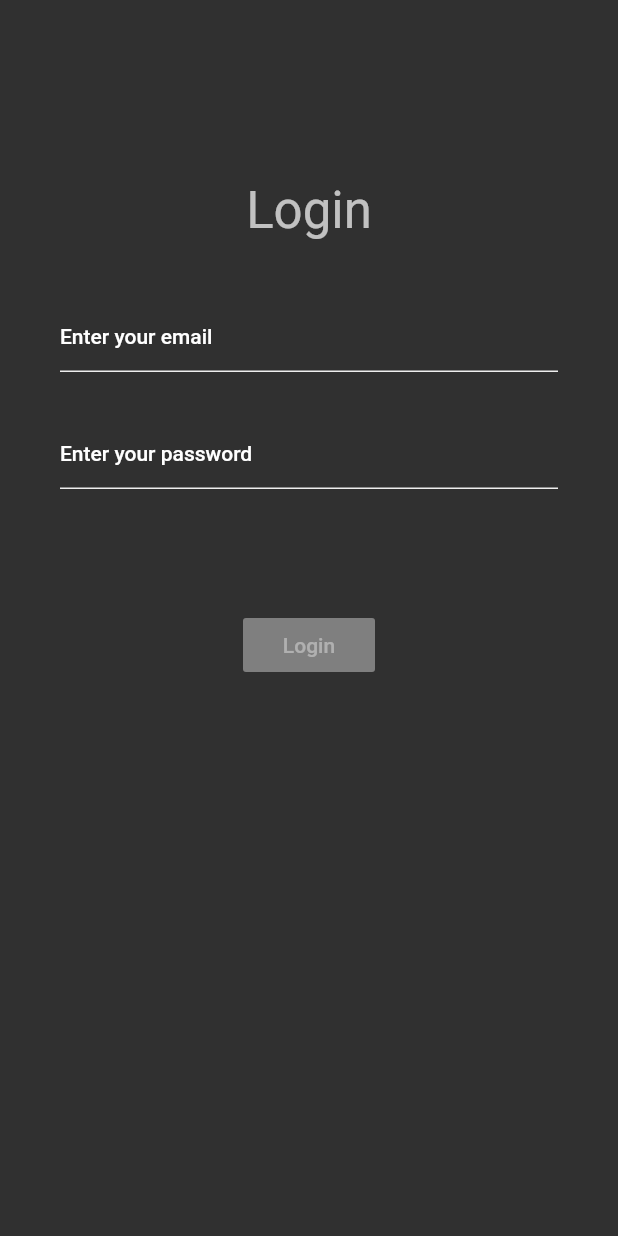
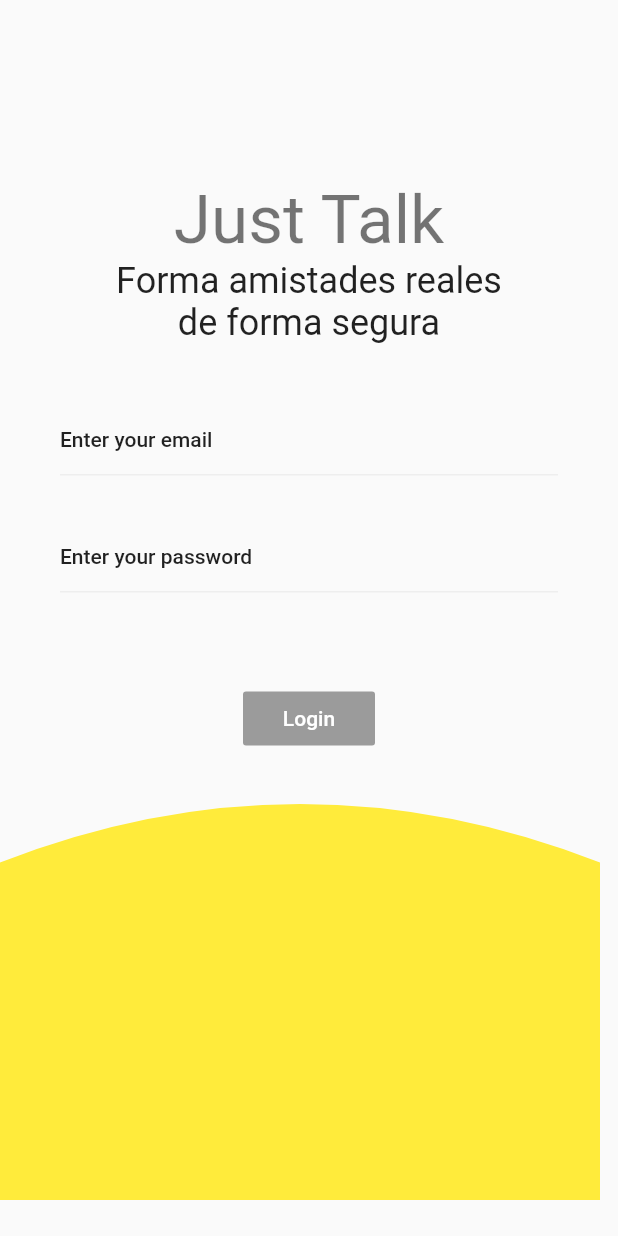
Before and after one commit to just-talk-team/app, a Flutter app: the Login screen opened by its route, on a phone screen of 412 x 824 dp. Run offline on Flutter 3.47's test engine with Material 2 defaults, Android fonts, the phone set to English and light mode, and no system bars; our stand-ins replace equatable, flutter_bloc, formz; accounts and stored records are empty.

Commit message:
Login layout

```diff
--- a/lib/app.dart
+++ b/lib/app.dart
@@ -64,9 +64,8 @@ class _AppViewState extends State<AppView> {
         );
       },
       theme: ThemeData(
-          primaryColor: Colors.black,
-          accentColor: Colors.grey[900],
-          brightness: Brightness.dark,
+          primaryColor: Colors.white,
+          accentColor: Colors.black,
           visualDensity: VisualDensity.adaptivePlatformDensity,
           buttonColor: Colors.black),
     );
--- a/lib/layouts/login.dart
+++ b/lib/layouts/login.dart
@@ -5,15 +5,31 @@ import 'package:flutter_bloc/flutter_bloc.dart';
 import 'package:just_talk/bloc/login/login_cubit.dart';
 import 'package:just_talk/services/authentication_service.dart';
 import 'package:formz/formz.dart';
+import 'package:just_talk/widgets/half_circle_clipper.dart';
 
 class Login extends StatelessWidget {
   @override
   Widget build(BuildContext context) {
     return Scaffold(
         resizeToAvoidBottomInset: false,
-        body: SafeArea(
-          child: Container(
-              padding: EdgeInsets.symmetric(vertical: 120.0, horizontal: 40.0),
+        body: Stack(
+          //alignment: WrapAlignment.center,
+          children: [
+            Positioned(
+              top: 500.0,
+              child: ClipPath(
+                clipper: CustomHalfCircleClipper(),
+                child: new Container(
+                  height: 300,
+                  width: 400,
+                  decoration: new BoxDecoration(
+                    color: Colors.yellow,
+                  ),
+                ),
+              ),
+            ),
+            Container(
+                padding: EdgeInsets.fromLTRB(40.0, 120.0, 40.0, 0.0),
                 alignment: Alignment.center,
                 child: BlocProvider(
                   create: (context) {
@@ -24,6 +40,7 @@ class Login extends StatelessWidget {
                   },
                   child: LoginForm(),
                 )),
+          ],
         ));
   }
 }
@@ -44,8 +61,17 @@ class LoginForm extends StatelessWidget {
       child: Column(
         children: [
           Text(
-            'Login',
-            style: Theme.of(context).textTheme.headline4,
+            'Just Talk',
+            style: Theme.of(context).textTheme.headline3,
+          ),
+          Padding(
+            padding:
+                const EdgeInsets.symmetric(vertical: 0.0, horizontal: 25.0),
+            child: Text(
+              'Forma amistades reales de forma segura',
+              style: Theme.of(context).textTheme.headline5,
+              textAlign: TextAlign.center,
+            ),
           ),
           SizedBox(
             height: 40.0,
@@ -56,9 +82,9 @@ class LoginForm extends StatelessWidget {
           ),
           PasswordInput(),
           SizedBox(
-            height: 80.0,
+            height: 60.0,
           ),
-          LoginButtom()
+          LoginButtom(),
         ],
       ),
     );
@@ -129,7 +155,10 @@ class LoginButtom extends StatelessWidget {
             ? const CircularProgressIndicator()
             : RaisedButton(
                 key: const Key('loginButton'),
-                child: const Text('Login'),
+                child: const Text(
+                  'Login',
+                  style: TextStyle(color: Colors.white),
+                ),
                 color: Theme.of(context).buttonColor,
                 onPressed: state.status.isValidated
                     ? () {
--- /dev/null
+++ b/lib/widgets/half_circle_clipper.dart
@@ -0,0 +1,20 @@
+import 'package:flutter/material.dart';
+
+class CustomHalfCircleClipper extends CustomClipper<Path> {
+  @override
+  Path getClip(Size size) {
+    Path path = Path()
+      // path starts with (0.0, 0.0) point (1)
+      ..moveTo(0,size.height)
+      ..lineTo(0, size.height/4)
+      ..quadraticBezierTo(size.width / 2, -size.height/100, size.width, size.height/4)
+       ..lineTo(size.width, size.height)
+      ..close();
+    return path;
+  }
+
+  @override
+  bool shouldReclip(CustomClipper<Path> oldClipper) {
+    return true;
+  }
+}
```
Also changed, not shown: lib/authentication/bloc/authentication_cubit.dart (+14 -20 lines). Lines whose indentation alone changed are shown as unchanged.
